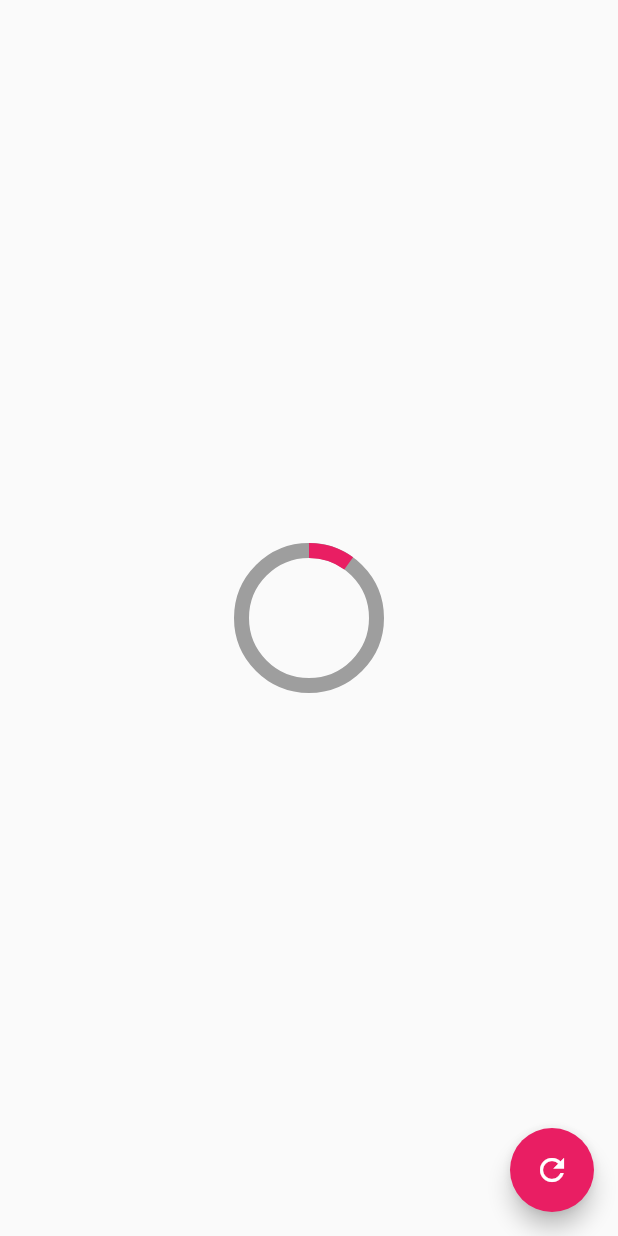
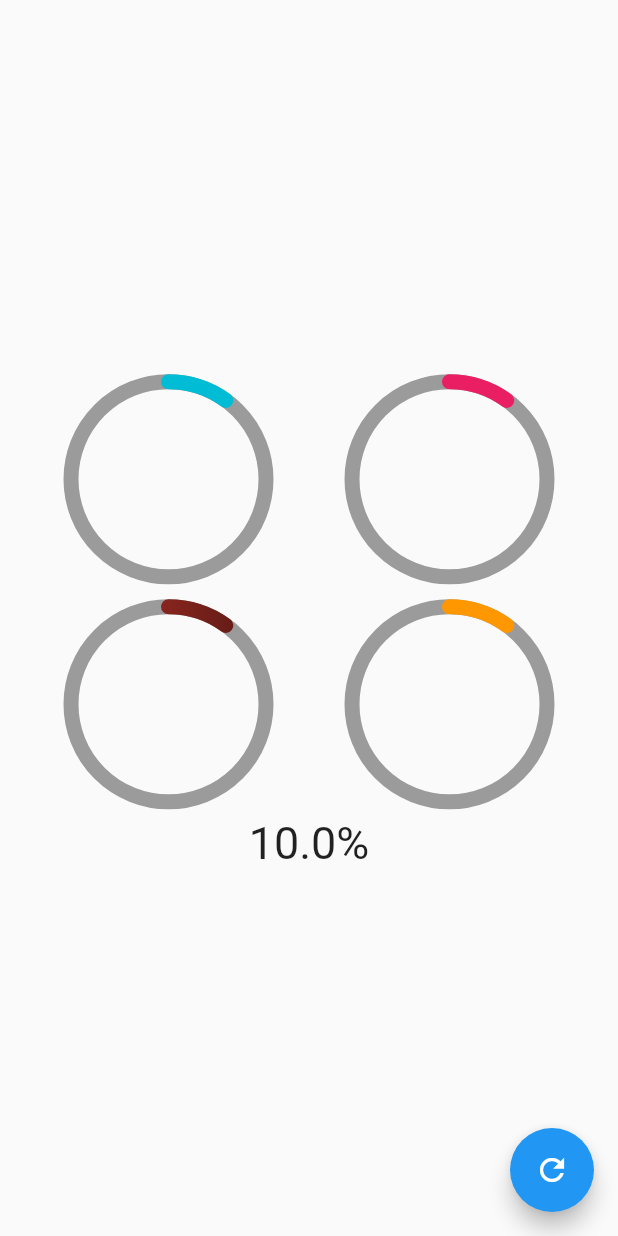
Before and after one commit to saulrmzlpz/disenos_app, a Flutter app: the screen it shows after launch, after a tap on the "refresh" icon, on a phone screen of 412 x 824 dp. Run offline on Flutter 3.47's test engine with Material 2 defaults, Android fonts, the phone set to English and light mode, and no system bars.

Commit message:
Finalizando seccion 4

```diff
--- a/lib/main.dart
+++ b/lib/main.dart
@@ -1,7 +1,4 @@
-import 'package:disenos_app/src/challenges/animated_square_screen.dart';
-import 'package:disenos_app/src/pages/anims_screen.dart';
-import 'package:disenos_app/src/pages/circular_progress_screen.dart';
-import 'package:disenos_app/src/pages/headers_screen.dart';
+import 'package:disenos_app/src/pages/circular_graphics_screen.dart';
 import 'package:flutter/material.dart';
 
 void main() {
@@ -24,7 +21,7 @@ class MyApp extends StatelessWidget {
         // closer together (more dense) than on mobile platforms.
         //visualDensity: VisualDensity.adaptivePlatformDensity,
       ),
-      home: const CircularProgressScreen(),
+      home: const CircularGraphicsScreen(),
     );
   }
 }
--- a/lib/src/challenges/animated_square_screen.dart
+++ b/lib/src/challenges/animated_square_screen.dart
@@ -5,7 +5,7 @@ class AnimatedSquareScreen extends StatelessWidget {
 
   @override
   Widget build(BuildContext context) {
-    return Scaffold(
+    return const Scaffold(
       body: Center(
         child: _AnimatedSquare(),
       ),
@@ -34,21 +34,21 @@ class _AnimatedSquareState extends State<_AnimatedSquare>
   @override
   void initState() {
     controller = AnimationController(
-        vsync: this, duration: Duration(milliseconds: 4000));
+        vsync: this, duration: const Duration(milliseconds: 4000));
 
     moveSquareRight = Tween(begin: 0.0, end: 100.0).animate(CurvedAnimation(
         parent: controller!,
-        curve: Interval(0.0, 0.25, curve: Curves.bounceOut)));
+        curve: const Interval(0.0, 0.25, curve: Curves.bounceOut)));
 
     moveSquareUp = Tween(begin: 0.0, end: 100.0).animate(CurvedAnimation(
         parent: controller!,
-        curve: Interval(0.25, 0.50, curve: Curves.bounceOut)));
+        curve: const Interval(0.25, 0.50, curve: Curves.bounceOut)));
     moveSquareLeft = Tween(begin: 0.0, end: 100.0).animate(CurvedAnimation(
         parent: controller!,
-        curve: Interval(0.50, 0.75, curve: Curves.bounceOut)));
+        curve: const Interval(0.50, 0.75, curve: Curves.bounceOut)));
     moveSquareDown = Tween(begin: 0.0, end: 100.0).animate(CurvedAnimation(
         parent: controller!,
-        curve: Interval(0.75, 1.0, curve: Curves.bounceOut)));
+        curve: const Interval(0.75, 1.0, curve: Curves.bounceOut)));
 
     controller!.addListener(() {
       print(controller!.status);
@@ -93,7 +93,7 @@ class _Rectangulo extends StatelessWidget {
     return Container(
       width: 70,
       height: 70,
-      decoration: BoxDecoration(color: Colors.blue),
+      decoration: const BoxDecoration(color: Colors.blue),
     );
   }
 }
--- a/lib/src/pages/circular_progress_screen.dart
+++ b/lib/src/labs/circular_progress_screen.dart
@@ -80,7 +80,7 @@ class _MyRadialProgress extends CustomPainter {
     final Offset center = Offset(size.width * 0.5, size.height * 0.5);
     final double radius = min(size.width * 0.5, size.height * 0.5);
     canvas.drawCircle(center, radius, paint);
-
+    if (percent > 0) {
       // arco
       final paintArc = Paint()
         ..strokeWidth = 10
@@ -93,6 +93,7 @@ class _MyRadialProgress extends CustomPainter {
       canvas.drawArc(Rect.fromCircle(center: center, radius: radius), -pi / 2,
           arcAngle, false, paintArc);
     }
+  }
 
   @override
   bool shouldRepaint(covariant CustomPainter oldDelegate) => true;
--- /dev/null
+++ b/lib/src/pages/circular_graphics_screen.dart
@@ -0,0 +1,86 @@
+import 'package:disenos_app/src/widgets/radial_progress.dart';
+import 'package:flutter/material.dart';
+
+class CircularGraphicsScreen extends StatefulWidget {
+  const CircularGraphicsScreen({Key? key}) : super(key: key);
+
+  @override
+  State<CircularGraphicsScreen> createState() => _CircularGraphicsScreenState();
+}
+
+class _CircularGraphicsScreenState extends State<CircularGraphicsScreen> {
+  double percent = 0;
+
+  @override
+  Widget build(BuildContext context) {
+    return Scaffold(
+      body: Center(
+        child: Column(
+          mainAxisAlignment: MainAxisAlignment.center,
+          mainAxisSize: MainAxisSize.min,
+          children: [
+            Row(
+              mainAxisAlignment: MainAxisAlignment.spaceEvenly,
+              children: [
+                SizedBox(
+                    width: 150,
+                    height: 150,
+                    child: RadialProgress(
+                      percent: percent,
+                      progressColor: Colors.cyan,
+                      progressRounded: true,
+                    )),
+                SizedBox(
+                    width: 150,
+                    height: 150,
+                    child: RadialProgress(
+                      percent: percent,
+                      progressColor: Colors.pink,
+                      progressRounded: true,
+                    )),
+              ],
+            ),
+            Row(
+              mainAxisAlignment: MainAxisAlignment.spaceEvenly,
+              children: [
+                SizedBox(
+                    width: 150,
+                    height: 150,
+                    child: RadialProgress(
+                      percent: percent,
+                      progressColor: Colors.green,
+                      progressRounded: true,
+                      progressGradientColor:
+                          LinearGradient(colors: [Colors.red, Colors.black]),
+                    )),
+                SizedBox(
+                    width: 150,
+                    height: 150,
+                    child: RadialProgress(
+                      percent: percent,
+                      progressColor: Colors.orange,
+                      progressRounded: true,
+                    )),
+              ],
+            ),
+            Text(
+              '$percent%',
+              style: const TextStyle(fontSize: 30),
+            ),
+          ],
+        ),
+      ),
+      floatingActionButton: FloatingActionButton(
+        onPressed: () {
+          setState(() {
+            percent += 10;
+            if (percent > 100) {
+              percent = 0;
+            }
+          });
+        },
+        child: const Icon(Icons.refresh),
+      ),
+    );
+  }
+}
--- /dev/null
+++ b/lib/src/widgets/radial_progress.dart
@@ -0,0 +1,135 @@
+import 'dart:math';
+
+import 'package:flutter/material.dart';
+
+class RadialProgress extends StatefulWidget {
+  const RadialProgress({
+    Key? key,
+    required this.percent,
+    this.duration,
+    this.progressColor,
+    this.backgroundColor,
+    this.progressThickness = 10,
+    this.backgroundThickness = 10,
+    this.progressRounded = false,
+    this.progressGradientColor,
+  }) : super(key: key);
+  final double percent;
+  final Duration? duration;
+  final Color? progressColor;
+  final Gradient? progressGradientColor;
+  final Color? backgroundColor;
+  final double progressThickness;
+  final double backgroundThickness;
+  final bool progressRounded;
+
+  @override
+  State<RadialProgress> createState() => _RadialProgressState();
+}
+
+class _RadialProgressState extends State<RadialProgress>
+    with SingleTickerProviderStateMixin {
+  AnimationController? controller;
+  double lastPercent = 0;
+
+  @override
+  void initState() {
+    controller = AnimationController(
+        vsync: this,
+        duration: widget.duration ?? const Duration(milliseconds: 200));
+
+    super.initState();
+  }
+
+  @override
+  Widget build(BuildContext context) {
+    controller!.forward(from: 0.0);
+
+    final diferenceAnim = widget.percent - lastPercent;
+    lastPercent = widget.percent;
+
+    return AnimatedBuilder(
+      animation: controller!,
+      builder: (BuildContext context, Widget? child) {
+        return Container(
+          padding: const EdgeInsets.all(10.0),
+          width: double.maxFinite,
+          height: double.maxFinite,
+          child: CustomPaint(
+            painter: _RadialProgress(
+              colorGradient: widget.progressGradientColor,
+              rounded: widget.progressRounded,
+              primaryColor:
+                  widget.progressColor ?? Theme.of(context).colorScheme.primary,
+              backgroundColor:
+                  widget.backgroundColor ?? Theme.of(context).disabledColor,
+              primaryThickness: widget.progressThickness,
+              backgroundThickness: widget.backgroundThickness,
+              percent: widget.percent -
+                  diferenceAnim +
+                  (diferenceAnim * controller!.value),
+            ),
+          ),
+        );
+      },
+    );
+  }
+
+  @override
+  void dispose() {
+    controller?.dispose();
+    super.dispose();
+  }
+}
+
+class _RadialProgress extends CustomPainter {
+  _RadialProgress(
+      {required this.percent,
+      required this.primaryColor,
+      required this.backgroundColor,
+      required this.primaryThickness,
+      required this.backgroundThickness,
+      this.rounded = false,
+      this.colorGradient});
+  final double percent;
+  final Color primaryColor;
+  final Color backgroundColor;
+  final double primaryThickness;
+  final double backgroundThickness;
+  final bool rounded;
+  final Gradient? colorGradient;
+  @override
+  void paint(Canvas canvas, Size size) {
+    // Circulo completado
+    final paint = Paint()
+      ..strokeWidth = backgroundThickness
+      ..color = backgroundColor
+      ..style = PaintingStyle.stroke;
+
+    final Offset center = Offset(size.width * 0.5, size.height * 0.5);
+    final double radius = min(size.width * 0.5, size.height * 0.5);
+    canvas.drawCircle(center, radius, paint);
+    if (percent > 0) {
+      // arco
+      final paintArc = Paint()
+        ..strokeWidth = primaryThickness
+        ..color = primaryColor
+        ..style = PaintingStyle.stroke;
+      if (rounded) paintArc.strokeCap = StrokeCap.round;
+
+      if (colorGradient != null) {
+        final rect = Rect.fromCircle(center: const Offset(80, 0), radius: 180);
+        paintArc.shader = colorGradient!.createShader(rect);
+      }
+
+      // Parte que se deberá ir llenando
+      double arcAngle = 2 * pi * (percent / 100);
+
+      canvas.drawArc(Rect.fromCircle(center: center, radius: radius), -pi / 2,
+          arcAngle, false, paintArc);
+    }
+  }
+
+  @override
+  bool shouldRepaint(covariant CustomPainter oldDelegate) => true;
+}
```
Also changed, not shown: pubspec.yaml (+21 -15 lines), pubspec.lock, 3 other files. Lines whose indentation alone changed are shown as unchanged.
